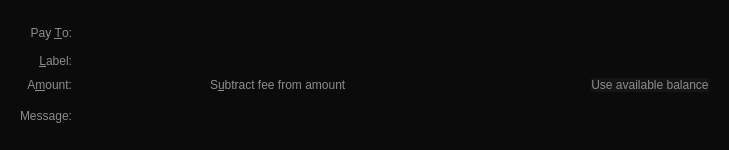
Qt form fennec/qt/forms/sendcoinsentry.ui (FennecBlockchain/Fennec) before a commit.
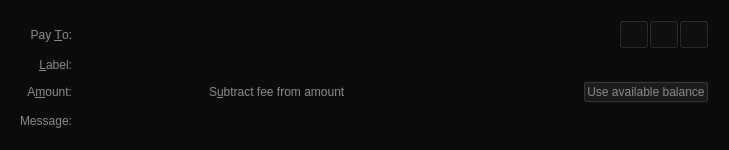
The same form after that commit. Icons and pictures are not drawn. Custom widgets are drawn as their Qt base class.

Commit message: send & receive tabs

What changed in the file:
```diff
--- a/fennec/qt/forms/sendcoinsentry.ui
+++ b/fennec/qt/forms/sendcoinsentry.ui
@@ -17,7 +17,11 @@
    <bool>false</bool>
   </property>
   <property name="styleSheet">
-   <string notr="true">border:0;</string>
+   <string notr="true">QLineEdit { border: 0px; }
+QStackedWidget { border: 0px; }
+
+
+</string>
   </property>
   <widget class="QFrame" name="SendCoins">
    <property name="toolTip">
@@ -1353,17 +1357,17 @@
   </widget>
  </widget>
  <customwidgets>
-  <customwidget>
-   <class>QValidatedLineEdit</class>
-   <extends>QLineEdit</extends>
-   <header>qt/qvalidatedlineedit.h</header>
-  </customwidget>
   <customwidget>
    <class>BitcoinAmountField</class>
    <extends>QLineEdit</extends>
    <header>qt/bitcoinamountfield.h</header>
    <container>1</container>
   </customwidget>
+  <customwidget>
+   <class>QValidatedLineEdit</class>
+   <extends>QLineEdit</extends>
+   <header>qt/qvalidatedlineedit.h</header>
+  </customwidget>
  </customwidgets>
  <tabstops>
   <tabstop>payTo</tabstop>
```
The commit also changes 4 other files.
